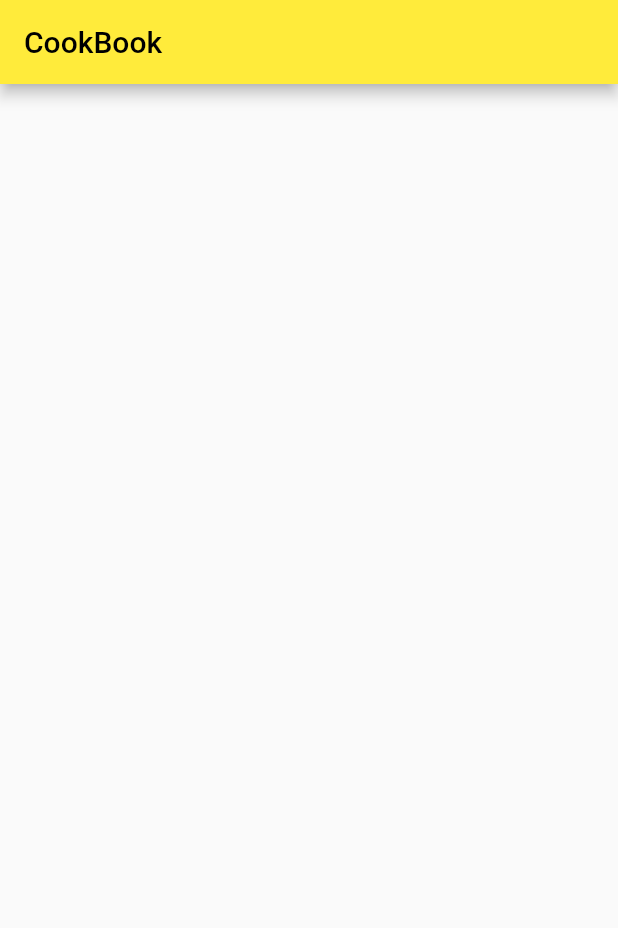
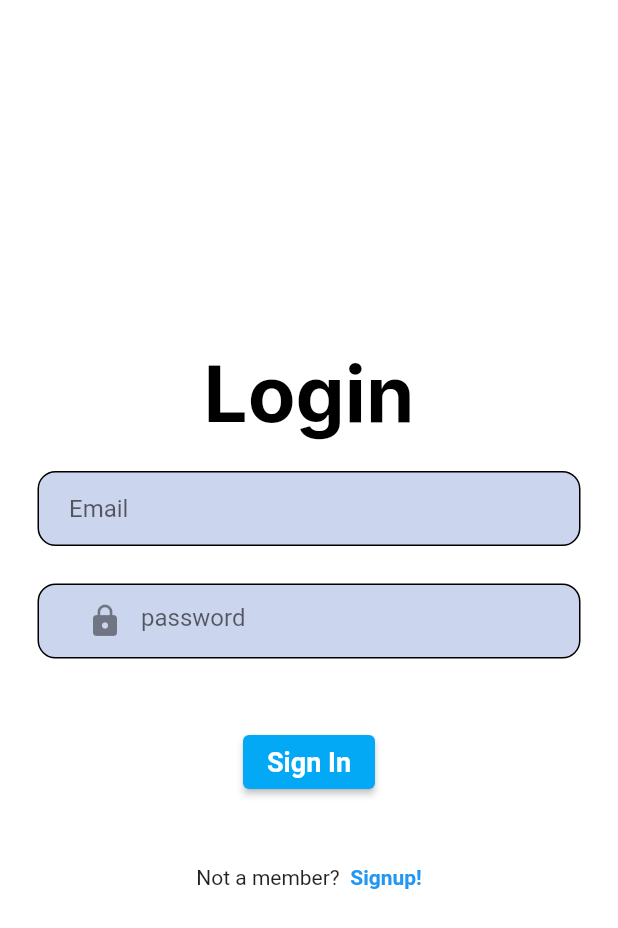
Before and after one commit to shankerram3/flutter_cookbook, a Flutter app: the screen it shows after launch, on a phone screen of 412 x 824 dp. Shown: the top 928 px of the screen. Run offline on Flutter 3.47's test engine with Material 2 defaults, Android fonts, the phone set to English and light mode, and no system bars; our stand-ins replace firebase_auth, firebase_core, flutter_svg, google_fonts; accounts and stored records are empty.

Commit message:
third commit

```diff
--- a/lib/Models/User_model.dart
+++ b/lib/Models/User_model.dart
@@ -0,0 +1,10 @@
+class User{
+
+  final String? id;
+  final String? email;
+
+  User(this.id, this.email);
+
+
+
+}
--- a/lib/homepage.dart
+++ b/lib/homepage.dart
@@ -12,9 +12,13 @@ class _HomePageState extends State<HomePage> {
   Widget build(BuildContext context) {
     return Scaffold(
       appBar: AppBar(title: const Text('CookBook')),
-      body: FutureBuilder(
-        builder: (BuildContext context, AsyncSnapshot<dynamic> snapshot) {},
-      ),
+      /*body: FutureBuilder(
+        builder: (BuildContext context, AsyncSnapshot<dynamic> snapshot) {
+
+
+
+        },
+      ),*/
     );
   }
 }
--- a/lib/main.dart
+++ b/lib/main.dart
@@ -1,7 +1,15 @@
 import 'package:cookbook/homepage.dart';
+import 'package:cookbook/screens/login_page.dart';
+import 'package:cookbook/screens/register_screen.dart';
+import 'package:cookbook/services/auth_service.dart';
+import 'package:cookbook/wrapper.dart';
+import 'package:firebase_core/firebase_core.dart';
 import 'package:flutter/material.dart';
+import 'package:provider/provider.dart';
 
-void main() {
+void main() async {
+  WidgetsFlutterBinding.ensureInitialized();
+  await Firebase.initializeApp();
   runApp(const MyApp());
 }
 
@@ -10,12 +18,24 @@ class MyApp extends StatelessWidget {
 
   @override
   Widget build(BuildContext context) {
-    return MaterialApp(
-      debugShowCheckedModeBanner: false,
-      theme: ThemeData(
-        primarySwatch: Colors.yellow,
+    return MultiProvider(
+      providers: [
+        Provider<AuthService>(
+          create: (_) => AuthService(),
+        ),
+      ],
+      child: MaterialApp(
+        debugShowCheckedModeBanner: false,
+        theme: ThemeData(
+          primarySwatch: Colors.yellow,
+        ),
+        initialRoute: '/',
+        routes: {
+          '/':(context) => const Wrapper(),
+          '/login':(context) => LoginPage(),
+          '/register':(context) => const RegisterScreen(),
+        },
       ),
-      home: const HomePage(),
     );
   }
 }
--- a/lib/screens/login_page.dart
+++ b/lib/screens/login_page.dart
@@ -0,0 +1,127 @@
+import 'package:cookbook/homepage.dart';
+import 'package:flutter/material.dart';
+import 'package:flutter_svg/flutter_svg.dart';
+import 'package:google_fonts/google_fonts.dart';
+class LoginPage extends StatefulWidget {
+  // ignore: prefer_const_constructors_in_immutables
+  LoginPage({Key? key}) : super(key: key);
+
+  @override
+  State<LoginPage> createState() => _LoginPageState();
+}
+
+class _LoginPageState extends State<LoginPage> {
+  @override
+  Widget build(BuildContext context) {
+    return Scaffold(
+      resizeToAvoidBottomInset: false,
+      backgroundColor: Colors.white,
+      body: SafeArea(
+        child: Center(
+          child: SingleChildScrollView(
+            child:
+            Column(mainAxisAlignment: MainAxisAlignment.center, children: [
+              Text(
+                'Login',
+                style: GoogleFonts.inter(
+                    fontSize: 52, color: Colors.black,fontWeight: FontWeight.bold),
+              ),
+              const SizedBox(
+                height: 20,
+              ),
+
+
+              // ignore: avoid_unnecessary_containers
+              Padding(
+                padding: const EdgeInsets.symmetric(horizontal: 25.0),
+                child: Container(
+                  decoration: BoxDecoration(
+                      color: const Color.fromARGB(255, 204, 213, 238),
+                      border: Border.all(color: const Color.fromARGB(255, 0, 0, 0)),
+                      borderRadius: BorderRadius.circular(12)),
+                  child: const Padding(
+                    padding: EdgeInsets.only(left: 20.0),
+                    child: TextField(
+                      decoration: InputDecoration(
+                          border: InputBorder.none, hintText: 'Email'),
+                    ),
+                  ),
+                ),
+              ),
+              const SizedBox(
+                height: 25.0,
+              ),
+              Padding(
+                padding: const EdgeInsets.symmetric(horizontal: 25.0),
+                child: Container(
+                  decoration: BoxDecoration(
+                      color: const  Color.fromARGB(255, 204, 213, 238),
+                      border: Border.all(color: const Color.fromARGB(255, 0, 0, 0)),
+                      borderRadius: BorderRadius.circular(12)),
+                  child:  const Padding(
+                    padding: EdgeInsets.only(left: 20.0),
+                    child: TextField(
+                      obscureText: true,
+                      decoration: InputDecoration(
+                        prefixIcon: Align(
+                            widthFactor: 1.0,
+                            heightFactor: 1.0,
+                            child: Icon(
+                              Icons.lock
+                            ),),
+                          border: InputBorder.none, hintText: 'password'),
+                    ),
+                  ),
+                ),
+              ),
+              SizedBox(height: 25.0),
+              Padding(
+                padding: const EdgeInsets.symmetric(horizontal: 25.0),
+                child: Container(
+                  padding: EdgeInsets.all(20),
+                  decoration: BoxDecoration(
+                    borderRadius: BorderRadius.circular(12),
+                  ),
+                  child: Center(
+                    child: ElevatedButton(
+                      style: ButtonStyle(
+                        backgroundColor: MaterialStateProperty.all<Color>(Colors.lightBlue),
+                      ),
+                      onPressed: () => {
+                        Navigator.push(
+                          context,
+                          MaterialPageRoute(
+                            builder: (context) => const HomePage(),
+                          ),
+                        ),
+                      },
+                      child: const Text(
+                        'Sign In',
+                        style: TextStyle(
+                            color: Color.fromARGB(255, 255, 255, 255),
+                            fontWeight: FontWeight.bold,
+                            fontSize: 18),
+                      ),
+                    ),
+                  ),
+                ),
+              ),
+              const SizedBox(height: 25.0),
+              Row(
+                mainAxisAlignment: MainAxisAlignment.center,
+                children: const [
+                  Text('Not a member?'),
+                  Text('  Signup!',
+                      style: TextStyle(
+                        color: Colors.blue,
+                        fontWeight: FontWeight.bold,
+                      ))
+                ],
+              )
+            ]),
+          ),
+        ),
+      ),
+    );
+  }
+}
--- a/lib/screens/register_screen.dart
+++ b/lib/screens/register_screen.dart
@@ -0,0 +1,10 @@
+import 'package:flutter/cupertino.dart';
+
+class RegisterScreen extends StatelessWidget {
+  const RegisterScreen({Key? key}) : super(key: key);
+
+  @override
+  Widget build(BuildContext context) {
+    return Container();
+  }
+}
--- a/lib/screens/welcome_screen.dart
+++ b/lib/screens/welcome_screen.dart
@@ -0,0 +1,10 @@
+import 'package:flutter/cupertino.dart';
+
+class WelcomeScreen extends StatelessWidget {
+  const WelcomeScreen({Key? key}) : super(key: key);
+
+  @override
+  Widget build(BuildContext context) {
+    return Container();
+  }
+}
--- a/lib/services/auth_service.dart
+++ b/lib/services/auth_service.dart
@@ -0,0 +1,36 @@
+
+import 'package:firebase_auth/firebase_auth.dart' as auth;
+
+import '../Models/User_model.dart';
+
+class AuthService{
+  final auth.FirebaseAuth _firebaseAuth = auth.FirebaseAuth.instance;
+
+  User? _userFromFirebase(auth.User? user){
+    if(user == null){
+      return null;
+    }
+    return User(user.uid, user.email);
+  }
+  Stream<User?> get user{
+    return _firebaseAuth.authStateChanges().map(_userFromFirebase);
+  }
+  Future<User?>signInWithEmailAndPassword(
+      String email,
+      String password,
+      )async{
+    final credential = await _firebaseAuth.signInWithEmailAndPassword(email: email, password: password);
+    return _userFromFirebase(credential.user);
+  }
+
+  Future<User?>createUserWithEmailandPasseord(
+      String email,
+      String password,
+      )async{final credential = await _firebaseAuth.createUserWithEmailAndPassword(email: email, password: password);
+  return _userFromFirebase(credential.user);
+  }
+
+  Future<void> signOut()async{
+    return await _firebaseAuth.signOut();
+  }
+}
--- a/lib/wrapper.dart
+++ b/lib/wrapper.dart
@@ -4,8 +4,8 @@ import 'package:flutter/cupertino.dart';
 import 'package:flutter/material.dart';
 import 'package:provider/provider.dart';
 
-import '../Models/User_model.dart';
-import '../screens/login_page.dart';
+import 'Models/User_model.dart';
+import 'screens/login_page.dart';
 
 class Wrapper extends StatelessWidget {
   const Wrapper({Key? key}) : super(key: key);
@@ -18,7 +18,7 @@ class Wrapper extends StatelessWidget {
         builder: (_,AsyncSnapshot<User?>snapshot){
           if(snapshot.connectionState == ConnectionState.active ){
             final User? user = snapshot.data;
-            return user == null ? const LoginPage():const HomePage();
+            return user == null ? LoginPage():const HomePage();
           }
           else {
             return const Scaffold(
```
Also changed, not shown: pubspec.yaml (+7 -5 lines), assets/icons/lock.svg (added), assets/icons/mail.svg (added), assets/icons/mail.svg.png (added), pubspec.lock, 2 other files.
